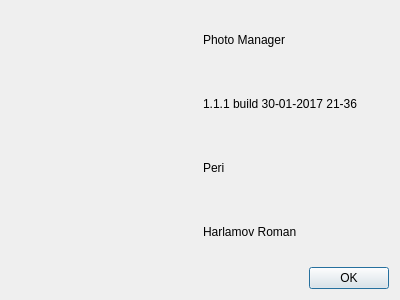
Before: the Qt Designer form PhotoManager/aboutwindow.ui in pphprj/periphotoproject, drawn with Qt 5.
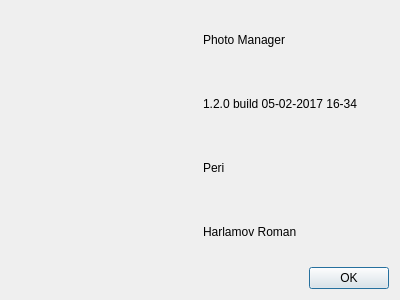
After: the same form once the commit is applied.

```diff
--- a/PhotoManager/aboutwindow.ui
+++ b/PhotoManager/aboutwindow.ui
@@ -26,7 +26,7 @@
      <item row="1" column="1">
       <widget class="QLabel" name="labelVersion">
        <property name="text">
-        <string>1.1.1 build 30-01-2017 21-36</string>
+        <string>1.2.0 build 05-02-2017 16-34</string>
        </property>
       </widget>
      </item>
```
